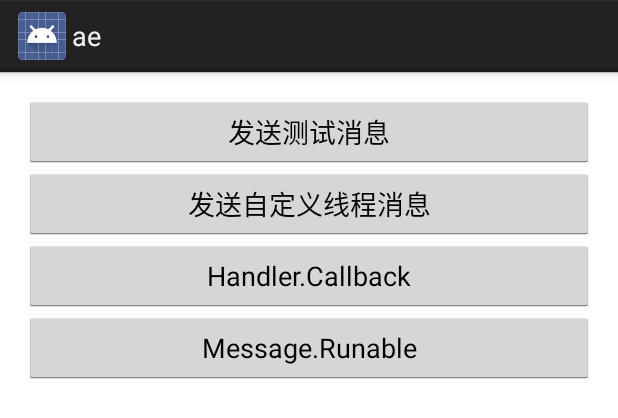
After one commit to iamludaxu/ae, an Android app: the layout activity_message.xml on its own in the app's theme, with its tools: preview values and no code run, on a phone screen of 412 x 824 dp. The commit adds this screen. Shown: the top 418 px of the screen. Run offline under Robolectric (Android 15) with nearby library versions, the phone set to English and light mode, and no system bars.

Commit message:
增加消息分发例子

```diff
--- a/app/src/main/AndroidManifest.xml
+++ b/app/src/main/AndroidManifest.xml
@@ -29,6 +29,7 @@
         <activity android:name=".draw.DrawActivity" />
         <activity android:name=".recyclerview.RecyclerActivity"/>
         <activity android:name=".dispatch.DispatchActivity"/>
+        <activity android:name=".message.MessageActivity"/>
     </application>
 
     <uses-permission android:name="android.permission.INTERNET" />
--- a/app/src/main/java/gift/witch/android/ae/MainActivity.java
+++ b/app/src/main/java/gift/witch/android/ae/MainActivity.java
@@ -21,6 +21,7 @@ import gift.witch.android.ae.display.DisplayActivity;
 import gift.witch.android.ae.draw.DrawActivity;
 import gift.witch.android.ae.layout.LayoutActivity;
 import gift.witch.android.ae.logger.LoggerActivity;
+import gift.witch.android.ae.message.MessageActivity;
 import gift.witch.android.ae.okhttp.OkHttpActivity;
 import gift.witch.android.ae.recyclerview.RecyclerActivity;
 import gift.witch.android.ae.retrofit2.Retrofit2Activity;
@@ -51,6 +52,7 @@ public class MainActivity extends Activity implements AdapterView.OnItemClickLis
         mData.add(new ListViewItemData("Animation",AnimationActivity.class));
         mData.add(new ListViewItemData("RecyclerView",RecyclerActivity.class));
         mData.add(new ListViewItemData("Dispatch",DispatchActivity.class));
+        mData.add(new ListViewItemData("Message",MessageActivity.class));
 
     }
 
--- a/app/src/main/java/gift/witch/android/ae/dispatch/DispatchActivity.java
+++ b/app/src/main/java/gift/witch/android/ae/dispatch/DispatchActivity.java
@@ -11,6 +11,7 @@ import gift.witch.android.ae.base.BaseCompatActivity;
 
 /**
  *
+ * https://iamludaxu.gitbooks.io/android/content/shi-jian-fen-fa.html
  *
  */
 public class DispatchActivity extends BaseCompatActivity implements View.OnClickListener, View.OnTouchListener {
--- a/app/src/main/java/gift/witch/android/ae/dispatch/DispatchViewGroup.java
+++ b/app/src/main/java/gift/witch/android/ae/dispatch/DispatchViewGroup.java
@@ -3,11 +3,7 @@ package gift.witch.android.ae.dispatch;
 import android.content.Context;
 import android.util.AttributeSet;
 import android.view.MotionEvent;
-import android.view.View;
-import android.view.ViewConfiguration;
 import android.widget.LinearLayout;
-
-import java.util.ArrayList;
 
 public class DispatchViewGroup extends LinearLayout {
 
--- /dev/null
+++ b/app/src/main/res/layout/activity_message.xml
@@ -0,0 +1,35 @@
+<?xml version="1.0" encoding="utf-8"?>
+<LinearLayout xmlns:android="http://schemas.android.com/apk/res/android"
+    android:layout_width="match_parent"
+    android:layout_height="match_parent"
+    android:orientation="vertical"
+    android:paddingBottom="@dimen/activity_vertical_margin"
+    android:paddingLeft="@dimen/activity_horizontal_margin"
+    android:paddingRight="@dimen/activity_horizontal_margin"
+    android:paddingTop="@dimen/activity_vertical_margin">
+
+
+    <Button
+        android:id="@+id/btn1"
+        android:layout_width="match_parent"
+        android:layout_height="wrap_content"
+        android:text="发送测试消息" />
+
+    <Button
+        android:id="@+id/btn2"
+        android:layout_width="match_parent"
+        android:layout_height="wrap_content"
+        android:text="发送自定义线程消息" />
+
+    <Button
+        android:id="@+id/btn3"
+        android:layout_width="match_parent"
+        android:layout_height="wrap_content"
+        android:text="Handler.Callback" />
+
+    <Button
+        android:id="@+id/btn4"
+        android:layout_width="match_parent"
+        android:layout_height="wrap_content"
+        android:text="Message.Runable" />
+</LinearLayout>
```
Also changed, not shown: app/src/main/java/gift/witch/android/ae/message/MessageActivity.java (added, +144 -0 lines).
